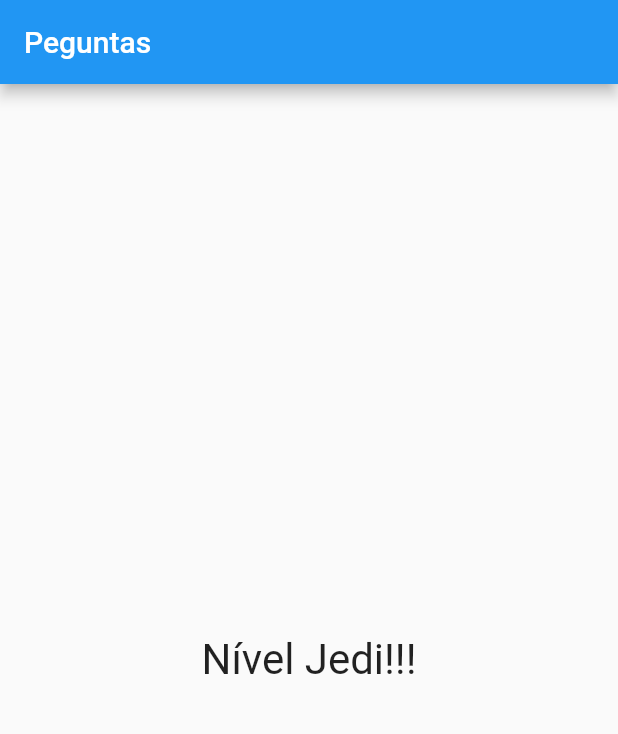
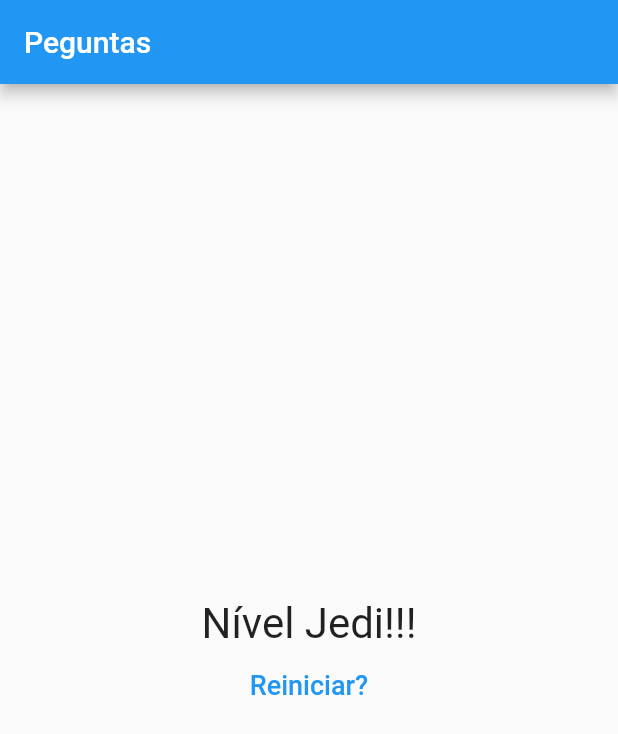
Before and after one commit to cxmarcelo/projeto_perguntas_flutter, a Flutter app: the screen it shows after launch, after a tap on "Preto", after a tap on "Cobra", after a tap on "Leo", on a phone screen of 412 x 824 dp. Shown: the top 734 px of the screen. Run offline on Flutter 3.47's test engine with Material 2 defaults, Android fonts, the phone set to English and light mode, and no system bars.

Commit message:
Criando botao para reiniciar questionario

```diff
--- a/lib/main.dart
+++ b/lib/main.dart
@@ -44,7 +44,13 @@ class _PerguntaAppState extends State<PerguntaApp> {
         _pontuacaoTotal += pontuacao;
       });
     }
-    print(_pontuacaoTotal);
+  }
+
+  void _reiniciarQuestionario() {
+    setState(() {
+      _perguntaSelecionada = 0;
+      _pontuacaoTotal = 0;
+    });
   }
 
   bool get temPerguntaSelecionada {
@@ -63,7 +69,7 @@ class _PerguntaAppState extends State<PerguntaApp> {
                 perguntaSelecionada: _perguntaSelecionada,
                 responder: _responder,
               )
-            : Resultado(_pontuacaoTotal),
+            : Resultado(_pontuacaoTotal, _reiniciarQuestionario),
       ),
     );
   }
--- a/lib/resultado.dart
+++ b/lib/resultado.dart
@@ -1,30 +1,43 @@
 import 'package:flutter/material.dart';
 
 class Resultado extends StatelessWidget {
+  final int pontuacao;
+  final void Function() reiniciarQuestionario;
 
-  final int pontuacao;
-
-  Resultado(this.pontuacao);
+  Resultado(this.pontuacao, this.reiniciarQuestionario);
 
   String get fraseResultado {
-    if(pontuacao < 8) {
+    if (pontuacao < 8) {
       return "Parabéns!!!";
-    }else if (pontuacao < 12) {
+    } else if (pontuacao < 12) {
       return "Você é bom!";
-    }else if (pontuacao < 16) {
+    } else if (pontuacao < 16) {
       return "Impressionante!";
-    }else {
+    } else {
       return "Nível Jedi!!!";
     }
   }
 
   @override
   Widget build(BuildContext context) {
-    return Center(
-      child: Text(
-        fraseResultado,
-        style: TextStyle(fontSize: 28),
-      ),
+    return Column(
+      mainAxisAlignment: MainAxisAlignment.center,
+      children: <Widget>[
+        Center(
+          child: Text(
+            fraseResultado,
+            style: TextStyle(fontSize: 28),
+          ),
+        ),
+        FlatButton(
+          child: Text(
+            "Reiniciar?",
+            style: TextStyle(fontSize: 18),
+          ),
+          textColor: Colors.blue,
+          onPressed: reiniciarQuestionario,
+        )
+      ],
     );
   }
 }
```
